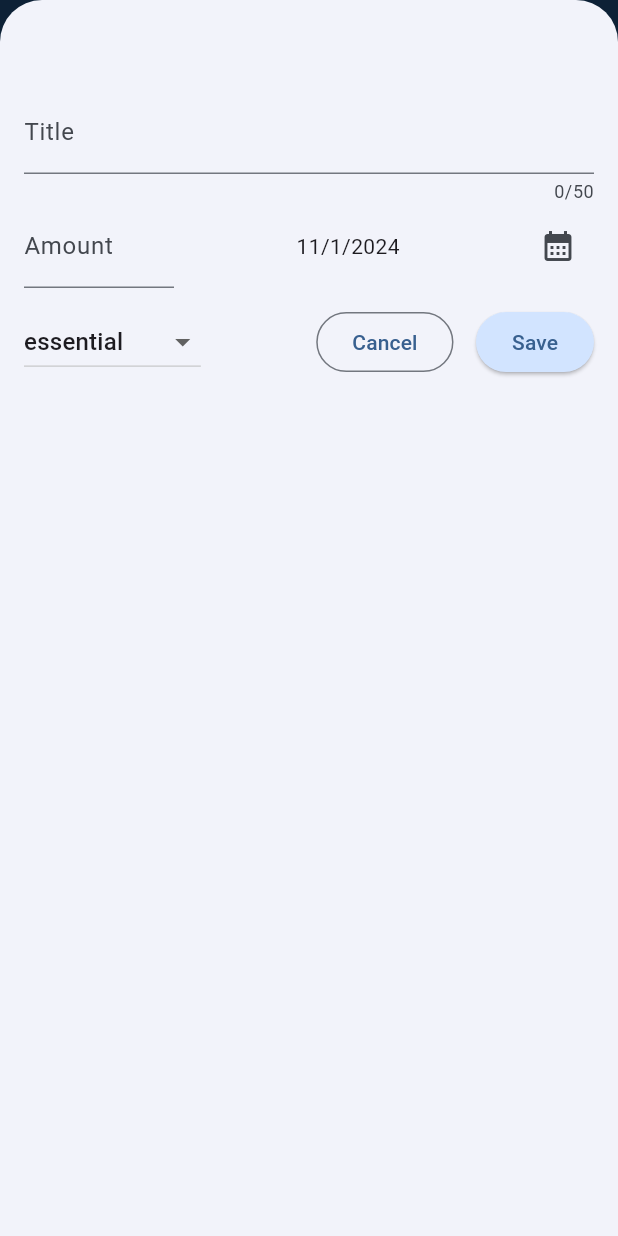
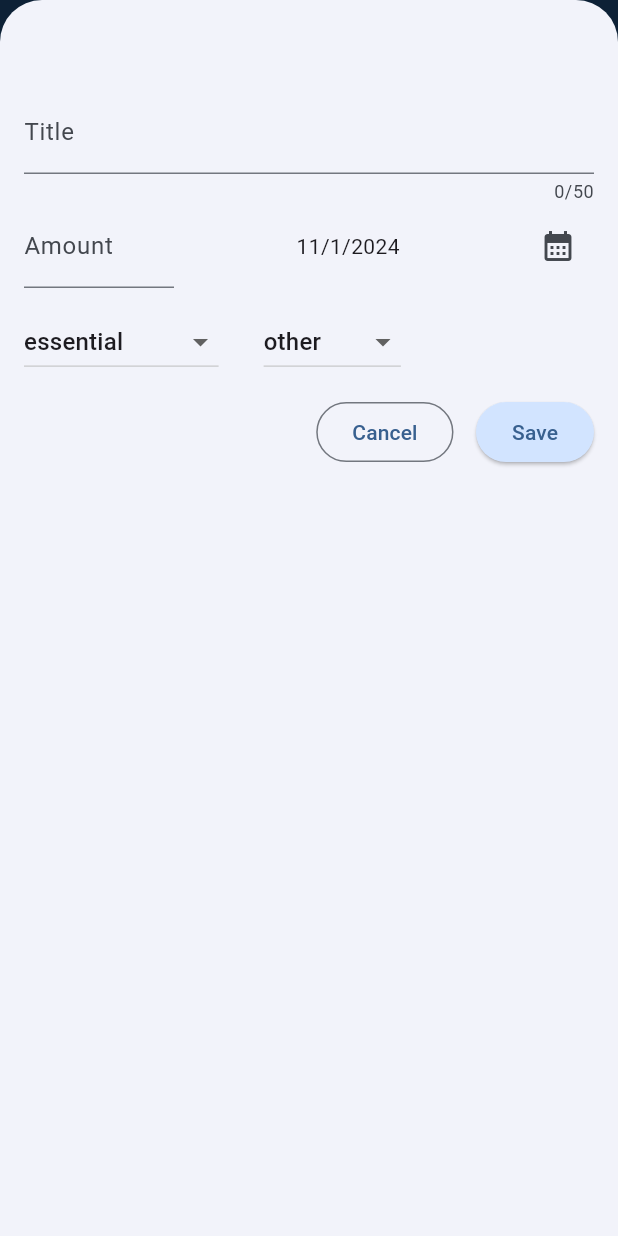
Before and after one commit to ashishtandon2000/expense_tracker, a Flutter app: the screen it shows after launch, after a tap on the "add" icon, on a phone screen of 412 x 824 dp. Run offline on Flutter 3.47's test engine with Material 3 defaults, Android fonts, the phone set to English and light mode, and no system bars; our stand-ins replace google_fonts, hive_flutter; accounts and stored records are empty.

Commit message:
combined dbs, providers and ui

```diff
--- a/lib/main.dart
+++ b/lib/main.dart
@@ -1,7 +1,8 @@
 import 'package:flutter/material.dart';
-import 'package:intl/intl.dart';
+import 'package:provider/provider.dart';
 
-import 'constants.dart';
+import 'package:expense_tracker/provider/provider.dart';
+import 'util/util.dart';
 import 'database/database.dart';
 import 'widgets/widgets.dart';
 
@@ -11,12 +12,15 @@ void main() async {
   await appInIt();
 
   return runApp(
-    MaterialApp(
-      themeMode: ThemeMode.system,
-      darkTheme: darkTheme,
-      theme: lightTheme,
-      debugShowCheckedModeBanner: false,
-      home: const Expenses(),
+    ChangeNotifierProvider(
+      create: (context)=> FinanceProvider.instance,
+      child: MaterialApp(
+        themeMode: ThemeMode.system,
+        darkTheme: darkTheme,
+        theme: lightTheme,
+        debugShowCheckedModeBanner: false,
+        home: const Expenses(),
+      ),
     ),
   );
 }
@@ -25,6 +29,9 @@ Future appInIt()async{
 
   // Init & open global DB
   await initDB();
+
+  // Update user data from DB
+  await FinanceProvider.instance.initialize();
   return;
 }
 
--- a/lib/models/expense.dart
+++ b/lib/models/expense.dart
@@ -1,11 +1,13 @@
 part of "models.dart";
 
-enum ExpenseCategory { essential, nonEssential, investment }
+enum ExpenseCategory { essential, nonEssential, miscellaneous }
+
+enum ExpenseSubCategory { food, living, travel, shopping, other}
 
 const Map<ExpenseCategory, IconData> categoryIcon = {
   ExpenseCategory.essential: Icons.add_chart_rounded,
   ExpenseCategory.nonEssential: Icons.movie,
-  ExpenseCategory.investment: Icons.account_balance_rounded
+  ExpenseCategory.miscellaneous: Icons.account_balance_rounded
 };
 
 /// Structure for single Expense object...
@@ -14,17 +16,20 @@ class Expense {
     required this.title,
     required this.amount,
     required this.category,
+    required this.subCategory,
     DateTime? dateTime,
     this.isRecurring = false,
   })  : id = idGenerator.v4(),
         date = dateTime ?? DateTime.now();
 
-  final bool isRecurring;
   final String id;
+  DateTime date;
+
   String title; // If we declare fields final we can not reassign them any value.
   int amount;
-  DateTime date;
   ExpenseCategory category;
+  ExpenseSubCategory subCategory;
+  final bool isRecurring;
 
   String get formattedAmount {
     return amount.toStringAsFixed(2);
@@ -33,6 +38,27 @@ class Expense {
   String get formattedDate {
     return formatter.format(date);
   }
+
+  // Convert an Expense object to a JSON map
+  Map<String, dynamic> toJson() => {
+    'id': id,
+    'date': date.toIso8601String(),
+    'title': title,
+    'amount': amount,
+    'category': category.index,
+    'subCategory': subCategory.index,
+    'isRecurring': isRecurring,
+  };
+
+  // Convert a JSON map to an Expense object
+  factory Expense.fromJson(Map<String, dynamic> json) => Expense(
+    title: json['title'],
+    amount: json['amount'],
+    category: ExpenseCategory.values[json['category']],
+    subCategory: ExpenseSubCategory.values[json['subCategory']],
+    dateTime: DateTime.parse(json['date']),
+    isRecurring: json['isRecurring'] ?? false,
+  );
 }
 
 /// Structure for collection of Expenses...
@@ -47,5 +73,15 @@ class ExpenseBucket {
       : expenses =
             expenses.where((expense) => expense.category == category).toList();
 
+  /// To remove particular expense from bucket
+  void removeExpense(Expense expense){
+    expenses.remove(expense);
+  }
+
+  /// To remove particular expense from bucket
+  void addExpense(Expense expense){
+    expenses.add(expense);
+  }
+
   double get totalExpense => expenses.fold(0, (sum, expense)=>sum+expense.amount);
 }
--- a/lib/models/user_finance.dart
+++ b/lib/models/user_finance.dart
@@ -3,16 +3,16 @@ part of 'models.dart';
 class UserFinance {
   UserFinance(
       {this.salary = const Income(amount: 0, source: ""),
-      this.otherIncomes = const IncomeBucket(incomes: []),
-      this.expenses = const ExpenseBucket(expenses: []),
+      this.otherIncomesBucket = const IncomeBucket(incomes: []),
+      this.expenseBucket = const ExpenseBucket(expenses: []),
       // this.subscriptions = const ExpenseBucket(expenses: [])
-      this.liquidFunds = const LiquidFundsBucket(funds: []),
-      this.investments = const InvestmentBucket(investments: [])});
+      this.liquidFundBucket = const LiquidFundsBucket(funds: []),
+      this.investmentBucket = const InvestmentBucket(investments: [])});
 
   Income salary;
-  IncomeBucket otherIncomes;
-  LiquidFundsBucket liquidFunds;
-  InvestmentBucket investments;
-  ExpenseBucket expenses;
+  IncomeBucket otherIncomesBucket;
+  LiquidFundsBucket liquidFundBucket;
+  InvestmentBucket investmentBucket;
+  ExpenseBucket expenseBucket;
   // final ExpenseBucket subscriptions;
 }
--- a/lib/provider/finance_provider.dart
+++ b/lib/provider/finance_provider.dart
@@ -3,7 +3,7 @@ part of 'provider.dart';
 class CurrentMonthDBs {
   const CurrentMonthDBs({required this.incomeBox, required this.expenseBox, required this.investmentBox, required this.liquidFundBox});
   final Box<Income> incomeBox;
-  final Box<Expense> expenseBox;
+  final Box expenseBox;
   final Box<Investment> investmentBox;
   final Box<LiquidFund> liquidFundBox;
 }
@@ -35,28 +35,19 @@ class FinanceProvider extends ChangeNotifier{
   //   return _instance!;
   // }
 
-  bool dataLoaded = false;
   late final CurrentMonthDBs _dbs;
   final UserFinance user = UserFinance();
 
   Future _openDBs()async{
-    final monthYearString = _getMonthYearString();
+    final monthYearString = getMonthYearString();
 
     _dbs = CurrentMonthDBs(
         incomeBox: await openDB<Income>("income_$monthYearString"),
-        expenseBox: await openDB<Expense>("expense_$monthYearString"),
+        expenseBox: await openDB("expense_$monthYearString"),
         investmentBox: await openDB("investment_$monthYearString"),
         liquidFundBox: await openDB("liquidFund_$monthYearString")
     );
     return;
-  }
-
-  String _getMonthYearString(){
-    final current = DateTime.now();
-    final month = DateFormat.MMMM().format(current);
-    final year = DateFormat.y().format(current);
-
-    return "$month\_$year";
   }
 
   /// Initial data update of user from the DB when the app loads...
@@ -66,32 +57,51 @@ class FinanceProvider extends ChangeNotifier{
 
     var income = userBox.get("income");
     user.salary = (income is Income)? income : const Income();
-    user.expenses = ExpenseBucket(expenses: await _updateExpenseFromDB());
-    user.investments = InvestmentBucket(investments: await _updateInvestmentFromDB());
-    user.otherIncomes = IncomeBucket(incomes: await _updateIncomeFromDB());
-    user.liquidFunds = LiquidFundsBucket(funds: await _updateLiquidFundFromDB());
+    user.expenseBucket = ExpenseBucket(expenses: await _getExpenseFromDB());
+    user.investmentBucket = InvestmentBucket(investments:  _dbs.investmentBox.values.toList());
+    user.otherIncomesBucket = IncomeBucket(incomes:   _dbs.incomeBox.values.toList());
+    user.liquidFundBucket = LiquidFundsBucket(funds: _dbs.liquidFundBox.values.toList());
 
+    notifyListeners();
     return;
   }
 
-  Future<List<Expense>> _updateExpenseFromDB() async{
-    return _dbs.expenseBox.values.toList();
+  Future<List<Expense>> _getExpenseFromDB() async {
+
+    // Step 1: Retrieve all JSON strings from the expenseBox
+    final jsonExpenses = _dbs.expenseBox.values.toList();
+
+    // Step 2: Convert each JSON map to an Expense object
+    final expenses = jsonExpenses.map((expense) => Expense.fromJson(Map<String, dynamic>.from(expense))).toList();
+
+    return expenses;
   }
 
-  Future<List<Investment>> _updateInvestmentFromDB()async{
-    return _dbs.investmentBox.values.toList();
+
+  Future updateSalary(Income income)async{
+    // TODO: Update 1. DB 2. user
+
+    // Update db...
+    userBox.put('income', income);
+    // Update user...
+    user.salary = income;
+    notifyListeners();
   }
 
-  Future<List<Income>> _updateIncomeFromDB()async{
-    return _dbs.incomeBox.values.toList();
+  Future updateExpense(Expense expense,{bool deleteExpense = false})async{
+
+    App.print("#DEBUG | Inside updateExpense----");
+  // TODO: Update 1. DB 2. user
+    if(deleteExpense){
+      // Add intoDB
+      await _dbs.expenseBox.delete(expense.id);
+      user.expenseBucket.removeExpense(expense);
+    }else{
+
+      // Add intoDB
+      await _dbs.expenseBox.put(expense.id, expense.toJson());
+      user.expenseBucket.addExpense(expense);
+    }
+    notifyListeners();
   }
-
-  Future<List<LiquidFund>> _updateLiquidFundFromDB()async{
-    return _dbs.liquidFundBox.values.toList();
-  }
-
-  Future updateSalary()async{}
-
-  Future addExpense()async{}
-
 }
--- a/lib/provider/provider.dart
+++ b/lib/provider/provider.dart
@@ -1,9 +1,12 @@
 library provider;
+
+import 'dart:convert';
 
 import 'package:expense_tracker/database/database.dart';
 import 'package:flutter/cupertino.dart';
 import 'package:expense_tracker/models/models.dart';
 import 'package:hive_flutter/hive_flutter.dart';
-import 'package:intl/intl.dart';
+
+import '../util/util.dart';
 
 part 'finance_provider.dart';
--- /dev/null
+++ b/lib/util/common.dart
@@ -0,0 +1,13 @@
+part of 'util.dart';
+
+void _appPrint(Object? object){
+  print(object);
+}
+
+String getMonthYearString(){
+  final current = DateTime.now();
+  final month = DateFormat.MMMM().format(current);
+  final year = DateFormat.y().format(current);
+
+  return "$month\_$year";
+}
--- a/lib/constants.dart
+++ b/lib/util/constants.dart
@@ -1,11 +1,12 @@
-import 'package:flutter/material.dart';
-import 'package:google_fonts/google_fonts.dart';
+part of 'util.dart';
 
 const _primaryColor = Color(0xFFc7dbf9);
 const _primaryColorDark = Color(0xFF2A3B5F);
 
 class App {
   const App();
+
+  static const print = _appPrint;
   static const color = _Colors();
   static final colorScheme = ColorScheme.fromSeed(seedColor: _primaryColor);
   static final colorSchemeDark = ColorScheme.fromSeed(
--- a/lib/widgets/add_expense/add_expense.dart
+++ b/lib/widgets/add_expense/add_expense.dart
@@ -1,9 +1,7 @@
 part of "../widgets.dart";
 
 class AddExpense extends StatefulWidget {
-  const AddExpense({required this.addExpense, super.key});
-
-  final void Function(Expense) addExpense;
+  const AddExpense({super.key});
 
   @override
   State<AddExpense> createState() {
@@ -14,8 +12,12 @@ class AddExpense extends StatefulWidget {
 class _AddExpenseState extends State<AddExpense> {
   final titleController = TextEditingController();
   final amountController = TextEditingController();
+  late FinanceProvider financeProvider;
+
   DateTime dateInput = DateTime.now();
   ExpenseCategory categoryInput = ExpenseCategory.essential;
+  ExpenseSubCategory subCategoryInput = ExpenseSubCategory.other;
+
 
   void _cancelAction() => Navigator.pop(context);
 
@@ -25,11 +27,12 @@ class _AddExpenseState extends State<AddExpense> {
     if (!isValid) {
       return;
     }
-    widget.addExpense(Expense(
+    financeProvider.updateExpense(Expense(
         title: titleController.text,
         amount: int.parse(amountController.text),
         category: categoryInput,
-        dateTime: dateInput));
+        subCategory: subCategoryInput,
+        dateTime: dateInput,));
 
     Navigator.pop(context);
   }
@@ -70,6 +73,23 @@ class _AddExpenseState extends State<AddExpense> {
         dateInput = pickedTime;
       });
     }
+  }
+
+  @override
+  void initState() {
+    // TODO: implement initState
+    super.initState();
+
+    financeProvider = Provider.of<FinanceProvider>(context, listen: false);
+  }
+
+  @override
+  void dispose() {
+    // TODO: implement dispose
+    super.dispose();
+
+    titleController.dispose();
+    amountController.dispose();
   }
 
   @override
@@ -116,7 +136,6 @@ class _AddExpenseState extends State<AddExpense> {
               Padding(
                 padding: const EdgeInsets.symmetric(vertical: 12.0),
                 child: Row(
-                  mainAxisAlignment: MainAxisAlignment.spaceBetween,
                   children: [
                     DropdownButton(
                         value: categoryInput,
@@ -135,13 +154,31 @@ class _AddExpenseState extends State<AddExpense> {
                             });
                           }
                         }),
-                    FormButtons(
-                      cancelAction: _cancelAction,
-                      saveAction: _saveAction,
-                    ),
+                    const SizedBox(width: 30,),
+                    DropdownButton(
+                        value: subCategoryInput,
+                        items: ExpenseSubCategory.values
+                            .map(
+                              (subCategory) => DropdownMenuItem(
+                            value: subCategory,
+                            child: Text(subCategory.name),
+                          ),
+                        )
+                            .toList(),
+                        onChanged: (value) {
+                          if (value != null) {
+                            setState(() {
+                              subCategoryInput = value;
+                            });
+                          }
+                        }),
                   ],
                 ),
-              )
+              ),
+              FormButtons(
+                cancelAction: _cancelAction,
+                saveAction: _saveAction,
+              ),
             ],
           ),
         ),
--- a/lib/widgets/chart/chart.dart
+++ b/lib/widgets/chart/chart.dart
@@ -10,7 +10,7 @@ class Chart extends StatelessWidget{
     return [
       ExpenseBucket.forCategory(expenses: expenses, category: ExpenseCategory.essential),
       ExpenseBucket.forCategory(expenses: expenses, category: ExpenseCategory.nonEssential),
-      ExpenseBucket.forCategory(expenses: expenses, category: ExpenseCategory.investment)
+      ExpenseBucket.forCategory(expenses: expenses, category: ExpenseCategory.miscellaneous)
     ];
   }
 
--- a/lib/widgets/expense_list/expenses_list.dart
+++ b/lib/widgets/expense_list/expenses_list.dart
@@ -1,19 +1,17 @@
 part of "../widgets.dart";
 
 class ExpensesList extends StatelessWidget {
-  const ExpensesList({required this.itemsList,required this.removeItem, super.key});
-
-  final List<Expense> itemsList;
-  final void Function(Expense) removeItem;
+  const ExpensesList({super.key});
 
   @override
   Widget build(context) {
-    return ListView.builder(
-      itemCount: itemsList.length,
+    return Consumer<FinanceProvider>(
+      builder:(context,myProvider,child)=> ListView.builder(
+        itemCount: myProvider.user.expenseBucket.expenses.length,
         itemBuilder: (context, index) => Dismissible(
-        key: ValueKey(itemsList[index]),
+          key: ValueKey(myProvider.user.expenseBucket.expenses[index]),
           onDismissed: (direction){
-          removeItem(itemsList[index]);
+            myProvider.updateExpense(myProvider.user.expenseBucket.expenses[index],deleteExpense: true);
 
             // itemsList.removeAt(index);
             // // Here we are able to make changes in the expense list of expenses.dart because in dart lists, maps, sets etc are passed by reference.
@@ -23,7 +21,8 @@ class ExpensesList extends StatelessWidget {
             color: Theme.of(context).colorScheme.errorContainer,
           ),
           child: ExpensesItem(
-          expense: itemsList[index],
+            expense: myProvider.user.expenseBucket.expenses[index],
+          ),
         ),
       ),
     );
--- a/lib/widgets/expenses.dart
+++ b/lib/widgets/expenses.dart
@@ -1,83 +1,35 @@
 part of "widgets.dart";
 
-class Expenses extends StatefulWidget {
+class Expenses extends StatelessWidget {
   const Expenses({super.key});
 
   @override
-  State<Expenses> createState() {
-    return _ExpensesState();
-  }
-}
+  Widget build(BuildContext context) {
+    final width = MediaQuery.of(context).size.width;
+    final financeProvider = Provider.of<FinanceProvider>(context); // Access provider
+    final expenseList = financeProvider.user.expenseBucket.expenses;
 
-class _ExpensesState extends State<Expenses> {
-  final List<Expense> dummyExpenses = [
-    Expense(
-      title: "First Expense",
-      amount: 100,
-      category: ExpenseCategory.investment,
-      dateTime: DateTime.now(),
-    ),
-    Expense(
-        title: "Second Expense",
-        amount: 200,
-        category: ExpenseCategory.investment,
-        dateTime: DateTime.now()),
-  ];
+    print("#DEBUG _ RUNNING - $expenseList");
 
-  _showNewExpenseDialog() {
-    showModalBottomSheet(
-      useSafeArea: true,
-        isScrollControlled: true,
-        context: context,
-        builder: (ctx) => AddExpense(
-              addExpense: _addExpense,
-            ));
-  }
-
-  _addExpense(Expense expense) {
-    setState(() {
-      dummyExpenses.add(expense);
-    });
-  }
-
-  _removeExpense(Expense expense){
-    int index =  dummyExpenses.indexOf(expense);
-    if(index>=0){
-      setState(() {
-        dummyExpenses.removeAt(index);
-      });
-
-      ScaffoldMessenger.of(context).showSnackBar(
-        SnackBar(
-          content: Text("Removed expense - ${expense.title}"),
-         duration: const Duration(seconds: 3),
-         action: SnackBarAction(label: "UNDO", onPressed: (){
-          setState(() {
-            dummyExpenses.insert(index, expense);
-          });
-        }),),
-      );
-    }
-  }
-
-
-  @override
-  Widget build(BuildContext context) {
-    print("#DEBUG _ RUNNING - ${dummyExpenses.length}");
-    final width = MediaQuery.of(context).size.width;
     Widget widgetContent = const Center(
       child: Text("No expenses yet"),
     );
 
-    if (dummyExpenses.isNotEmpty){
-      widgetContent = ExpensesList(itemsList: dummyExpenses,removeItem: _removeExpense,);
+    if (expenseList.isNotEmpty){
+      widgetContent = const ExpensesList();
     }
     return Scaffold(
       appBar: AppBar(
         title:  const Text("Expense Tracker"),
         actions: [
           IconButton(
-            onPressed: _showNewExpenseDialog,
+            onPressed: (){
+              showModalBottomSheet(
+                  useSafeArea: true,
+                  isScrollControlled: true,
+                  context: context,
+                  builder: (ctx) => const AddExpense());
+            },
             icon: const Icon(Icons.add),
           )
         ],
@@ -86,14 +38,14 @@ class _ExpensesState extends State<Expenses> {
         width: double.maxFinite,
         child: (width < 600)?Column(
           children: [
-            Chart(expenses: dummyExpenses,),
+            (expenseList.isNotEmpty)?Chart(expenses: expenseList,):const SizedBox(),
             Expanded(
               child: widgetContent,
             ),
           ],
         ):Row(
           children: [
-            Expanded(child: Chart(expenses: dummyExpenses,)),
+            (expenseList.isNotEmpty)?Expanded(child: Chart(expenses: expenseList,)):const SizedBox(),
             Expanded(
               child: widgetContent,
             ),
--- a/lib/widgets/widgets.dart
+++ b/lib/widgets/widgets.dart
@@ -1,11 +1,13 @@
 library widgets;
 
 import 'package:expense_tracker/main.dart';
+import 'package:expense_tracker/provider/provider.dart';
 import 'package:flutter/material.dart';
 // import 'package:google_fonts/google_fonts.dart';
 
 // Local...
 import 'package:expense_tracker/models/models.dart';
+import 'package:provider/provider.dart';
 
 part 'expenses.dart';
 part 'expense_list/expenses_list.dart';
```
Also changed, not shown: lib/util/util.dart (added, +8 -0 lines). Lines whose indentation alone changed are shown as unchanged.
